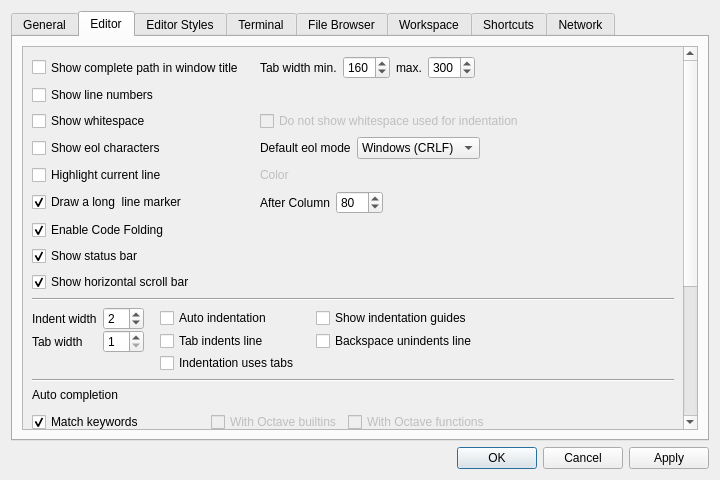
ctaggart/octave, file libgui/src/settings-dialog.ui: the form before one commit.
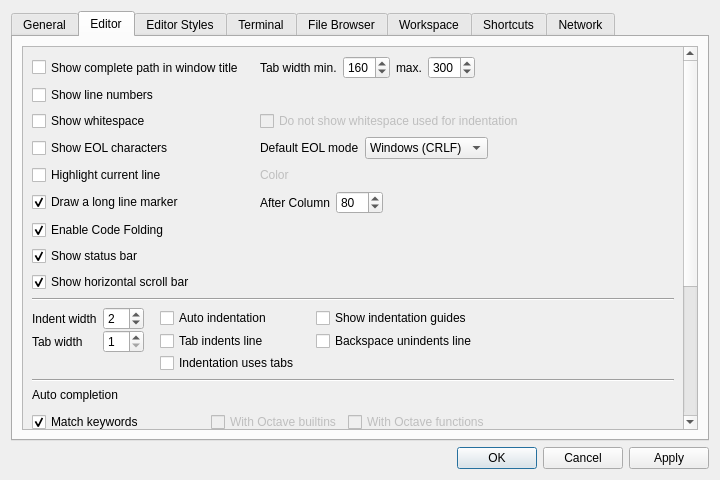
The form after the commit. The open tabs and pages were chosen to show the change.

Commit message:
Correct typos and English phrasings in GUI preferences dialog.
* settings-dialog.ui: Correct typos and English phrasings in GUI preferences
dialog.

Patch:
```diff
--- a/libgui/src/settings-dialog.ui
+++ b/libgui/src/settings-dialog.ui
@@ -699,7 +699,7 @@
                   <string>This works well for monospaced fonts. The line is drawn at a position based on the width of a space character in the default font. It may not work very well if styles use proportional fonts or if varied font sizes or bold, italic and normal texts are used.</string>
                  </property>
                  <property name="text">
-                  <string>Draw a long  line marker</string>
+                  <string>Draw a long line marker</string>
                  </property>
                  <property name="checked">
                   <bool>true</bool>
@@ -729,7 +729,7 @@
                <item row="4" column="0">
                 <widget class="QCheckBox" name="cb_show_eol">
                  <property name="text">
-                  <string>Show eol characters</string>
+                  <string>Show EOL characters</string>
                  </property>
                 </widget>
                </item>
@@ -738,7 +738,7 @@
                  <item>
                   <widget class="QLabel" name="label_22">
                    <property name="text">
-                    <string>Default eol mode</string>
+                    <string>Default EOL mode</string>
                    </property>
                   </widget>
                  </item>
```
Left out of the diff: 12 changed lines with no effect on the pictures.
